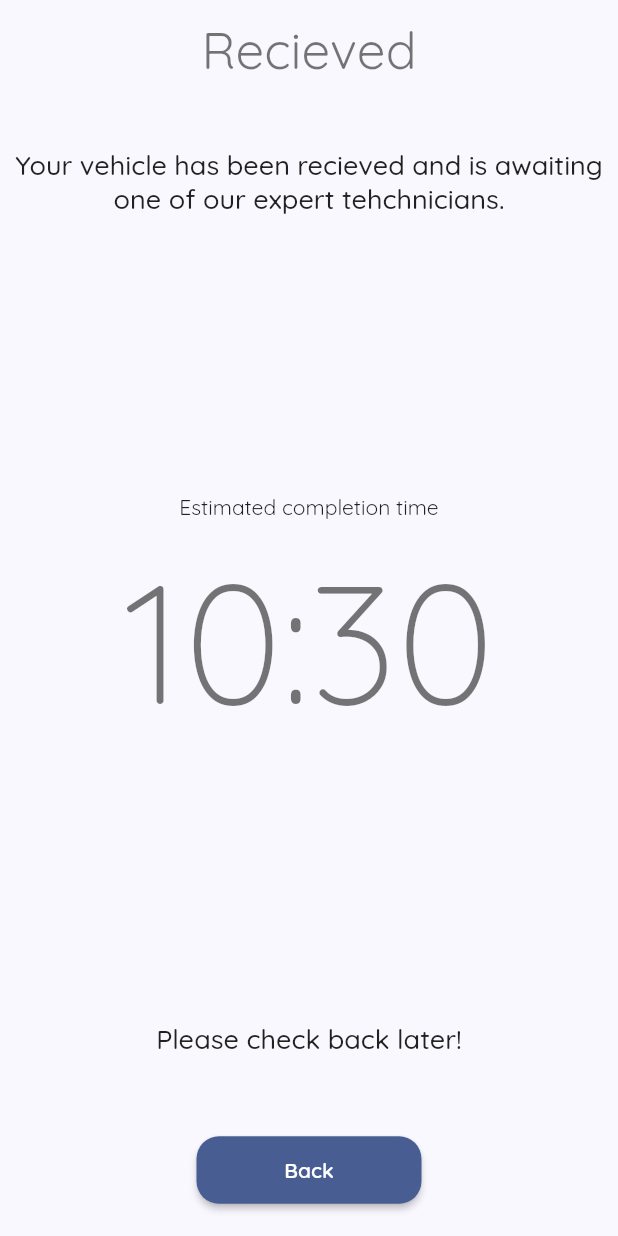
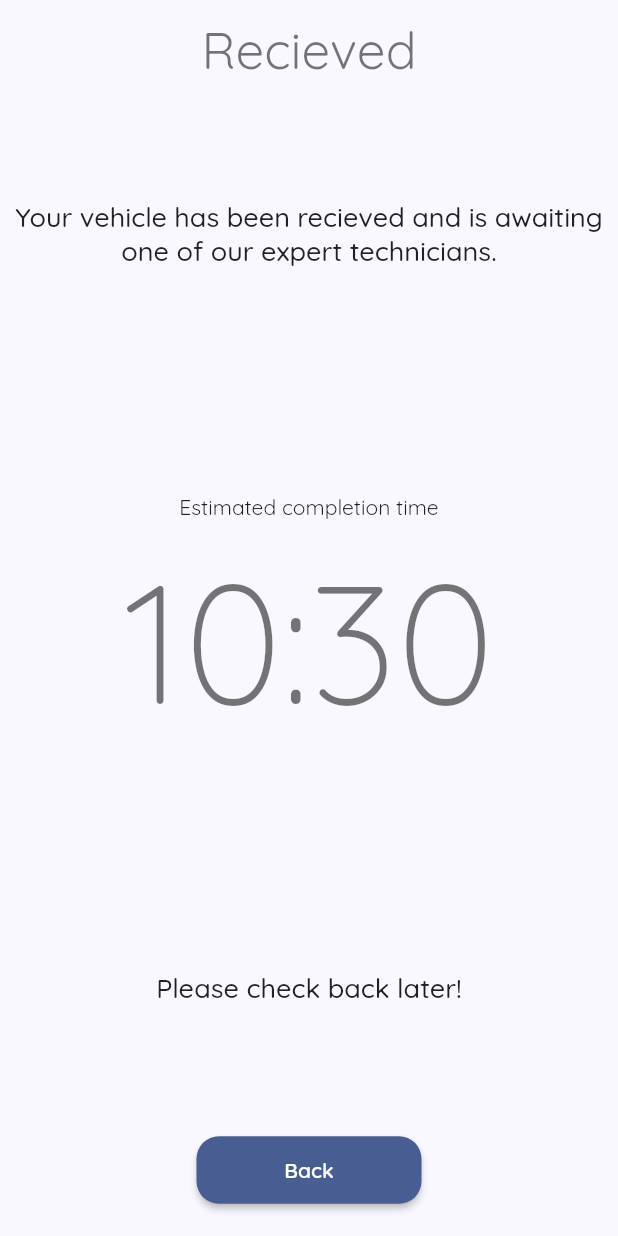
Before and after one commit to KevMCarp/portfolio-app, a Flutter app: the RecievedScreen widget shown alone on an empty page, opened directly, on a phone screen of 412 x 824 dp. Run offline on Flutter 3.47's test engine with Material 2 defaults, Android fonts, the phone set to English and light mode, and no system bars; our stand-ins replace flutter_riverpod, google_fonts, rive.

Commit message:
fix: spelling mistake

```diff
--- a/lib/screens/status_widgets/recieved.dart
+++ b/lib/screens/status_widgets/recieved.dart
@@ -1,13 +1,13 @@
 import 'package:flutter/material.dart';
-import 'package:intl/intl.dart';
-import 'package:service_status/components/date_time_text.dart';
-import 'package:service_status/components/outlined_elevated_button.dart';
-import 'package:service_status/components/screen_layout.dart';
-import 'package:service_status/constants.dart';
-import 'package:service_status/routes/routes.dart';
+
+import '../../components/date_time_text.dart';
+import '../../components/outlined_elevated_button.dart';
+import '../../components/screen_layout.dart';
+import '../../constants.dart';
+import '../../routes/routes.dart';
 
 const _vehicleRecieved =
-    'Your vehicle has been recieved and is awaiting one of our expert tehchnicians.';
+    'Your vehicle has been recieved and is awaiting one of our expert technicians.';
 const _checkBack = 'Please check back later!';
 const _estimatedCompletion = 'Estimated completion time';
 
@@ -92,9 +92,12 @@ class RecievedScreen extends StatelessWidget {
     return ScreenLayout(
       title: 'Recieved',
       portraitBuilder: (context) {
-        return Column(
-          mainAxisAlignment: MainAxisAlignment.spaceAround,
-          children: portraitLayout(bodyStyle: bodyStyle),
+        return Padding(
+          padding: const EdgeInsets.all(8.0),
+          child: Column(
+            mainAxisAlignment: MainAxisAlignment.spaceEvenly,
+            children: portraitLayout(bodyStyle: bodyStyle),
+          ),
         );
       },
       landscapeBuilder: (context) {
@@ -102,7 +105,7 @@ class RecievedScreen extends StatelessWidget {
       },
       footer: OutlinedElevatedButton(
         onPressed: () {
-          pushWelcomeRoute(context);
+          pop(context);
         },
         child: const Text('Back'),
       ),
```
